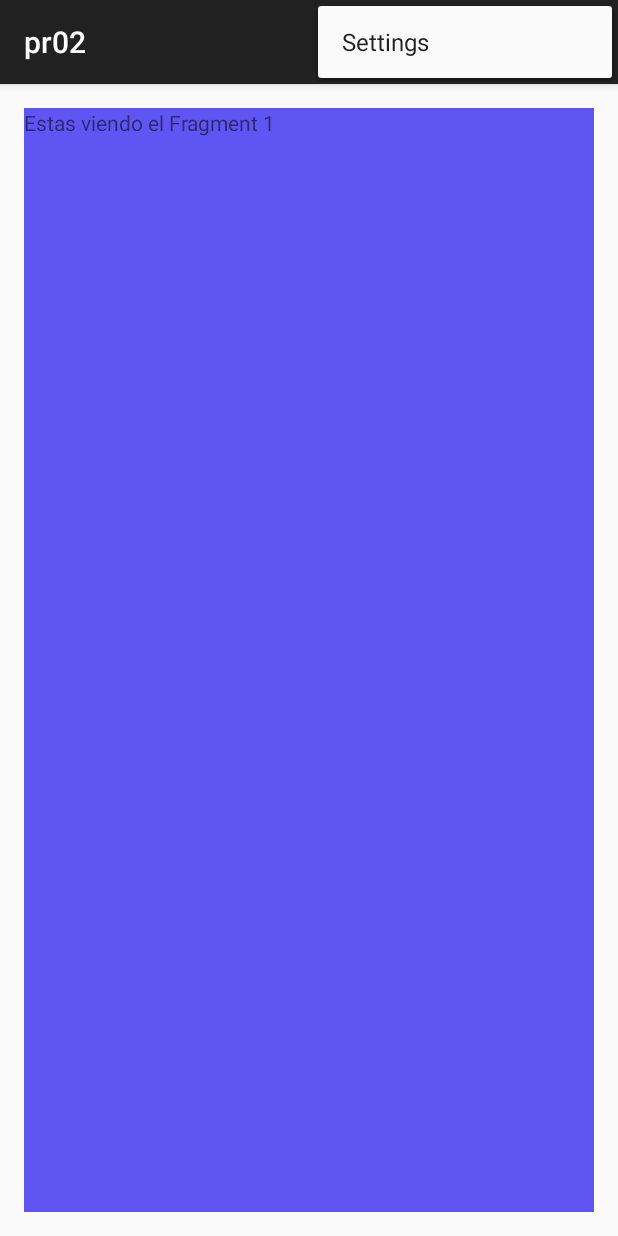
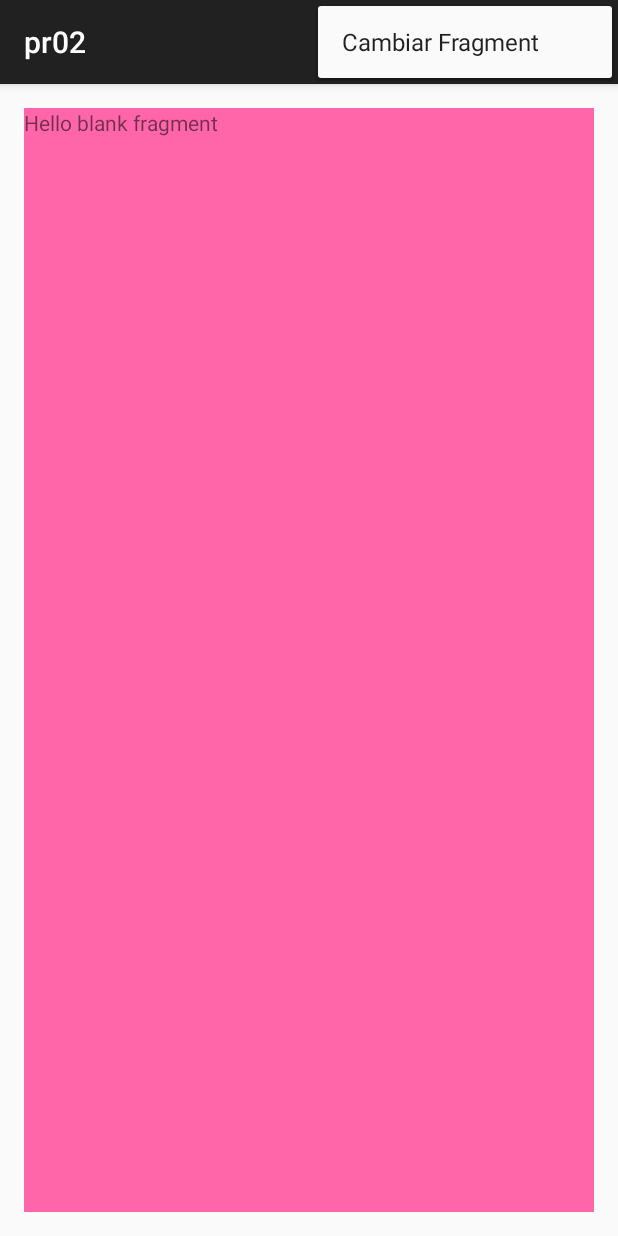
Before and after one commit to Kaoos/TestClase-Fragments, an Android app: the screen it shows after launch (MainActivity), with the options menu open, on a phone screen of 412 x 824 dp. Run offline under Robolectric (Android 15) with nearby library versions, the phone set to English and light mode, and no system bars.

Commit message:
cambia el fragment
al pulsar el botón de setings cambia el fragment

```diff
--- a/app/src/main/java/com/example/ruben/pr02/Frag1.java
+++ b/app/src/main/java/com/example/ruben/pr02/Frag4.java
@@ -3,7 +3,6 @@ package com.example.ruben.pr02;
 
 import android.os.Bundle;
 import android.app.Fragment;
-
 import android.view.LayoutInflater;
 import android.view.View;
 import android.view.ViewGroup;
@@ -12,10 +11,10 @@ import android.view.ViewGroup;
 /**
  * A simple {@link Fragment} subclass.
  */
-public class Frag1 extends Fragment {
+public class Frag4 extends Fragment {
 
 
-    public Frag1() {
+    public Frag4() {
         // Required empty public constructor
     }
 
@@ -24,7 +23,7 @@ public class Frag1 extends Fragment {
     public View onCreateView(LayoutInflater inflater, ViewGroup container,
                              Bundle savedInstanceState) {
         // Inflate the layout for this fragment
-        return inflater.inflate(R.layout.fragment_frag1, container, false);
+        return inflater.inflate(R.layout.fragment_frag4, container, false);
     }
 
 
--- a/app/src/main/java/com/example/ruben/pr02/MainActivity.java
+++ b/app/src/main/java/com/example/ruben/pr02/MainActivity.java
@@ -15,22 +15,15 @@ public class MainActivity extends ActionBarActivity {
 
         ///miramos si es la primera vez que se crea la pantalla, si es la primera vez realiza el if sino pasa de el
 
-        if (savedInstanceState !=null)
-
-
-            return;
+        if (savedInstanceState !=null) {
+          return;
+        }
         // esto permite manipular los fragments
 
         getFragmentManager()
         .beginTransaction()
-        .add(R.id.container01, new Frag1())
+        .add(R.id.container01, new Frag4())
         .commit();
-
-
-
-
-
-
 
     }
 
@@ -49,11 +42,23 @@ public class MainActivity extends ActionBarActivity {
         // as you specify a parent activity in AndroidManifest.xml.
         int id = item.getItemId();
 
+
         //noinspection SimplifiableIfStatement
         if (id == R.id.action_settings) {
+
+            getFragmentManager()
+                    .beginTransaction()
+                    .replace(R.id.container01, new Frag3())
+                    .commit();
             return true;
         }
 
+
+
+
+
+
         return super.onOptionsItemSelected(item);
+
     }
 }
--- a/app/src/main/res/layout/fragment_frag1.xml
+++ b/app/src/main/res/layout/fragment_frag3.xml
@@ -1,10 +1,10 @@
 <FrameLayout xmlns:android="http://schemas.android.com/apk/res/android"
     xmlns:tools="http://schemas.android.com/tools" android:layout_width="match_parent"
-    android:layout_height="match_parent" tools:context="com.example.ruben.pr02.Frag1"
-    android:background="#5f55f3">
+    android:layout_height="match_parent" tools:context="com.example.ruben.pr02.Frag3"
+    android:background="#ffff66">
 
     <!-- TODO: Update blank fragment layout -->
     <TextView android:layout_width="match_parent" android:layout_height="match_parent"
-        android:text="@string/frag01" />
+        android:text="@string/hello_blank_fragment" />
 
 </FrameLayout>
--- a/app/src/main/res/layout/fragment_frag2.xml
+++ b/app/src/main/res/layout/fragment_frag4.xml
@@ -1,10 +1,10 @@
 <FrameLayout xmlns:android="http://schemas.android.com/apk/res/android"
     xmlns:tools="http://schemas.android.com/tools" android:layout_width="match_parent"
-    android:layout_height="match_parent" tools:context="com.example.ruben.pr02.Frag2"
-    android:background="#ff33ff">
+    android:layout_height="match_parent" tools:context="com.example.ruben.pr02.Frag4"
+    android:background="#ff66aa">
 
     <!-- TODO: Update blank fragment layout -->
     <TextView android:layout_width="match_parent" android:layout_height="match_parent"
-        android:text="@string/frag02" />
+        android:text="@string/hello_blank_fragment" />
 
 </FrameLayout>
--- a/app/src/main/res/values/strings.xml
+++ b/app/src/main/res/values/strings.xml
@@ -3,8 +3,9 @@
 
     <string name="app_name">pr02</string>
     <string name="hello_world">Hello world!</string>
-    <string name="action_settings">Settings</string>
+    <string name="action_settings">Cambiar Fragment</string>
     <string name="frag01">Estas viendo el Fragment 1</string>
     <string name="frag02">Ahora el  Fragment 2</string>
+    <string name="hello_blank_fragment">Hello blank fragment</string>
 
 </resources>
```
Also changed, not shown: app/src/main/java/com/example/ruben/pr02/Frag2.java (deleted, +0 -110 lines), app/src/main/java/com/example/ruben/pr02/Frag3.java (added, +30 -0 lines).
